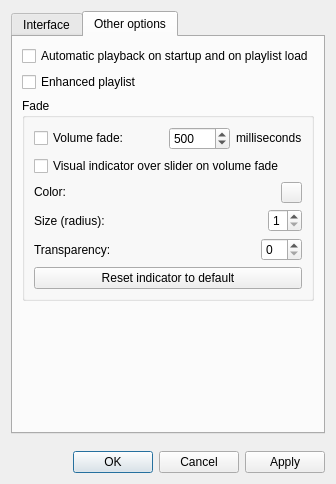
First picture: the form in settings.ui, repository MarioUnoDueTreQuattro/AudioPlayer, before the edit.
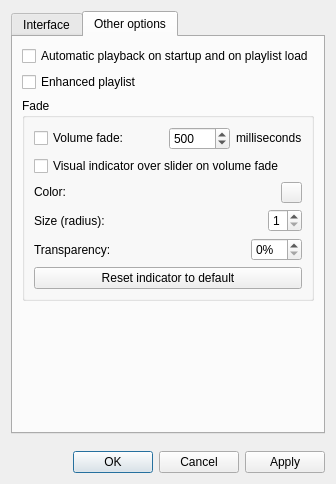
Second picture: the form after the edit.

Diff of the .ui file:
```diff
--- a/settings.ui
+++ b/settings.ui
@@ -496,6 +496,9 @@
             </item>
             <item>
              <widget class="QSpinBox" name="spinBoxFadeTransparency">
+              <property name="suffix">
+               <string>%</string>
+              </property>
               <property name="maximum">
                <number>90</number>
               </property>
```
